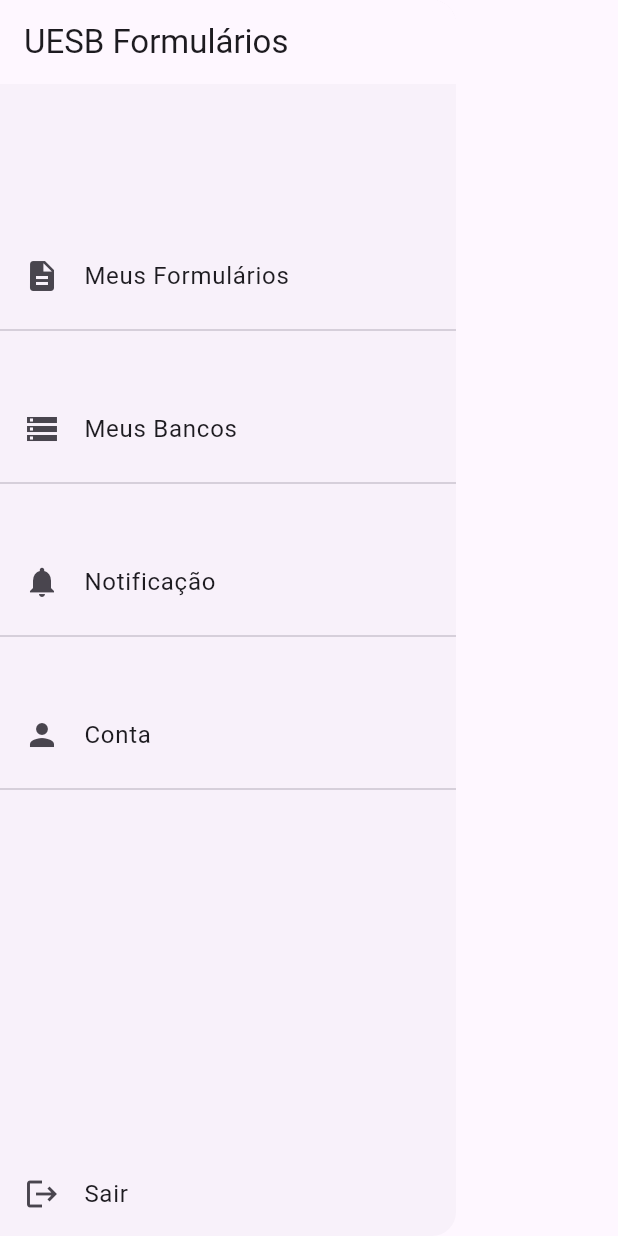
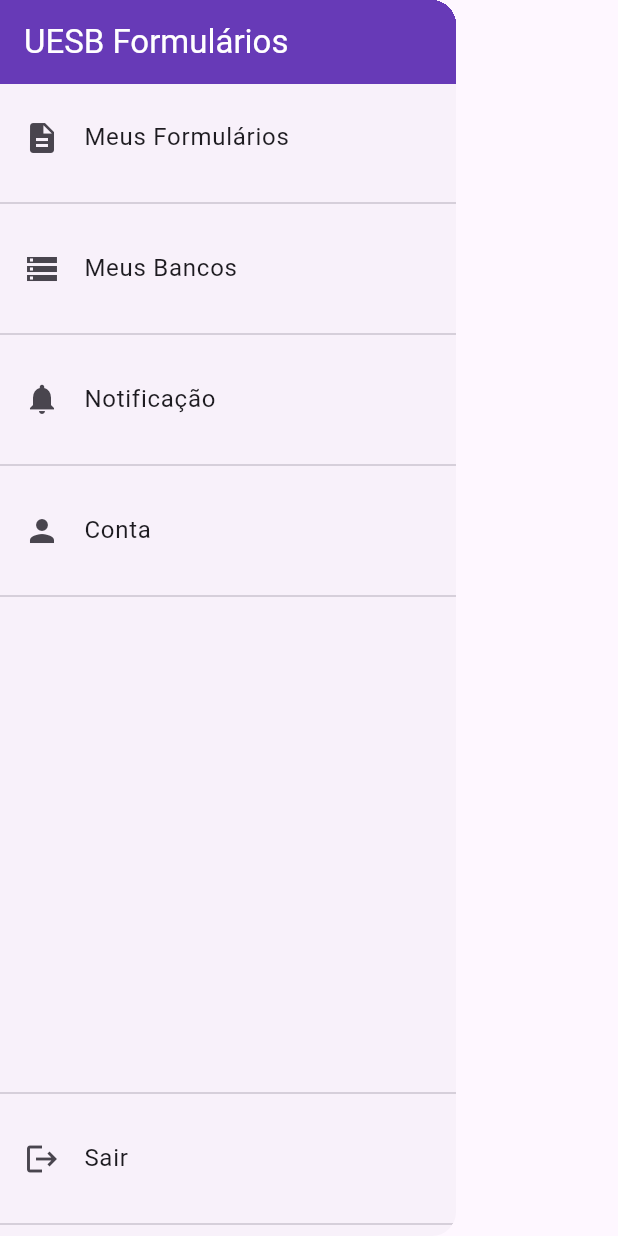
Before and after one commit to RayDaBahia/Engenharia-de-Software, a Flutter app: the MenuLateral widget shown alone on an empty page, opened directly, on a phone screen of 412 x 824 dp. Run offline on Flutter 3.47's test engine with Material 3 defaults, Android fonts, the phone set to English and light mode, and no system bars; our stand-ins replace firebase_auth, firebase_core, flutter_signin_button, google_sign_in; accounts and stored records are empty.

Commit message:
Add files via upload

```diff
--- a/uesb_forms/lib/Componentes/menu_lateral.dart
+++ b/uesb_forms/lib/Componentes/menu_lateral.dart
@@ -1,109 +1,76 @@
-
-
-
 import 'package:flutter/material.dart';
 import 'package:provider/provider.dart';
 import 'package:uesb_forms/Controle_Modelo/auth_list.dart';
 import 'package:uesb_forms/Utils/rotas.dart';
 
 class MenuLateral extends StatelessWidget {
-
-
-
   @override
   Widget build(BuildContext context) {
-
-    final _authUser=Provider.of<AuthList>(context, listen: false);
+    final _authUser = Provider.of<AuthList>(context, listen: false);
 
     Future<void> _signoutGoogle() async {
       try {
         await _authUser.handleSignOut();
 
-
-
         Navigator.pushReplacementNamed(context, Rotas.HOME);
-
-
       } catch (error) {
         //  tratar com _showErrorDialog
-
       }
     }
 
-
     return Drawer(
       child: Column(
+        mainAxisAlignment: MainAxisAlignment.spaceBetween,
         children: [
           AppBar(
-            title: Text('UESB Formulários'),
+            title: const Text(
+              'UESB Formulários',
+              style: TextStyle(
+                color: Colors.white,
               ),
-
-          SizedBox(height: 100,),
-
+            ),
+            backgroundColor: Colors.deepPurple,
+          ),
           ListTile(
-            leading: Icon(
-              Icons.description
-
-            ),
+            leading: Icon(Icons.description),
             title: Text('Meus Formulários'),
-           onTap: (){},
+            onTap: () {},
           ),
           Divider(),
-           SizedBox(height: 30,),
           ListTile(
-            leading: Icon(
-              Icons.storage
-
-            ),
-              onTap: (){},
+            leading: Icon(Icons.storage),
+            onTap: () {},
             title: Text('Meus Bancos'),
           ),
           Divider(),
-                 SizedBox(height: 30,),
           ListTile(
             leading: Icon(
               Icons.notifications,
-
-
             ),
-            onTap: (){},
+            onTap: () {},
             title: Text('Notificação'),
           ),
-
           Divider(),
-         SizedBox(height: 30,),
-
           ListTile(
-            leading: Icon(
-              Icons.person
-
-            ),
+            leading: Icon(Icons.person),
             title: Text('Conta'),
-           onTap: (){},
+            onTap: () {},
           ),
           Divider(),
-
-          Spacer(),
-
+          SizedBox(
+            height: 300,
+          ),
+          Divider(),
           ListTile(
-            leading: Icon(
-              Icons.logout
-
+            leading: Icon(Icons.logout),
+            title: Text('Sair'),
+            onTap: () {
+              _signoutGoogle();
+            },
           ),
-            title: Text('Sair'),
-              onTap: (){
-                _signoutGoogle();
-                ;},
-          ),
-
-
-
+          Divider(),
         ],
       ),
-
-
-
-
     );
   }
 }
--- a/uesb_forms/lib/Controle_Modelo/auth_list.dart
+++ b/uesb_forms/lib/Controle_Modelo/auth_list.dart
@@ -9,6 +9,7 @@ class AuthList with ChangeNotifier {
 
   final GoogleSignIn _googleSignIn = GoogleSignIn(
     clientId: '92855436550-2unp3fm8mo04k6125a3ojnv6212nubgt.apps.googleusercontent.com',
+    hostedDomain: 'uesb.edu.com.br'
   );
 
   User? _user;
```
Also changed, not shown: uesb_forms/lib/Telas/BancoDeQuestoes/Meus_Formularios.dart (+36 -9 lines), uesb_forms/lib/Telas/Login.dart (+94 -33 lines), uesb_forms/lib/main.dart (+7 -9 lines), uesb_forms/pubspec.yaml (+10 -5 lines), uesb_forms/pubspec.lock, 4 other files. Lines whose indentation alone changed are shown as unchanged.
